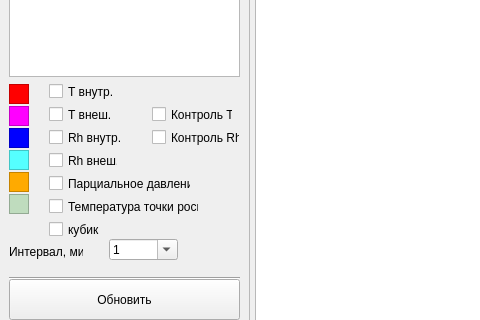
Sapunov-embedded/desktop_utility, file grapthics.ui: the form before one commit; both pictures show x 0 to 480 and y 370 to 690 of the 1055 by 807 pixel window.
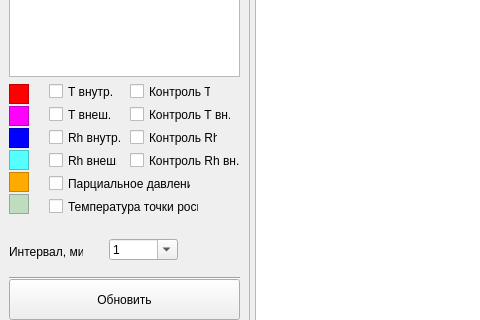
The form after the commit. Icons and pictures are not drawn. Custom widgets are drawn as their Qt base class.

```diff
--- a/grapthics.ui
+++ b/grapthics.ui
@@ -168,24 +168,11 @@
      <string>Температура точки росы</string>
     </property>
    </widget>
-   <widget class="QCheckBox" name="square">
-    <property name="geometry">
-     <rect>
-      <x>50</x>
-      <y>592</y>
-      <width>53</width>
-      <height>17</height>
-     </rect>
-    </property>
-    <property name="text">
-     <string>кубик</string>
-    </property>
-   </widget>
    <widget class="QCheckBox" name="controlTemp">
     <property name="geometry">
      <rect>
-      <x>153</x>
-      <y>477</y>
+      <x>131</x>
+      <y>454</y>
       <width>81</width>
       <height>17</height>
      </rect>
@@ -197,7 +184,7 @@
    <widget class="QCheckBox" name="controlHumid">
     <property name="geometry">
      <rect>
-      <x>153</x>
+      <x>131</x>
       <y>500</y>
       <width>88</width>
       <height>17</height>
@@ -515,6 +502,32 @@
      </property>
     </item>
    </widget>
+   <widget class="QCheckBox" name="controlTempOut">
+    <property name="geometry">
+     <rect>
+      <x>131</x>
+      <y>477</y>
+      <width>101</width>
+      <height>17</height>
+     </rect>
+    </property>
+    <property name="text">
+     <string>Контроль Т вн.</string>
+    </property>
+   </widget>
+   <widget class="QCheckBox" name="controlHumidOut">
+    <property name="geometry">
+     <rect>
+      <x>131</x>
+      <y>523</y>
+      <width>111</width>
+      <height>17</height>
+     </rect>
+    </property>
+    <property name="text">
+     <string>Контроль Rh вн.</string>
+    </property>
+   </widget>
   </widget>
   <widget class="QLabel" name="discription">
    <property name="geometry">
```
